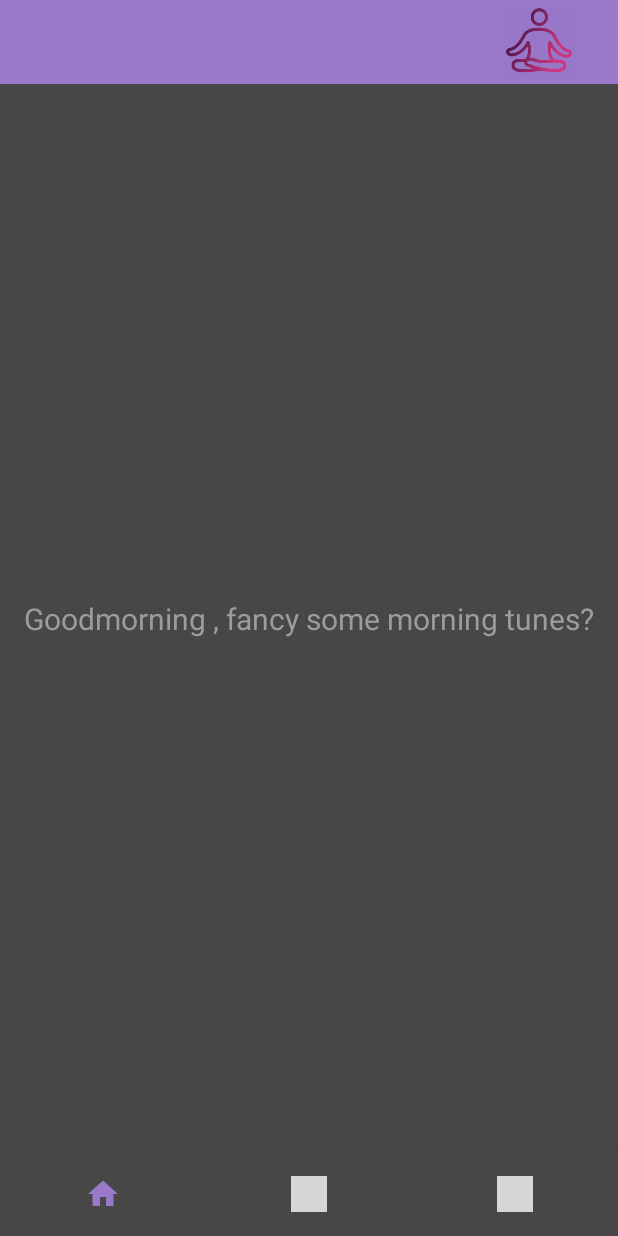
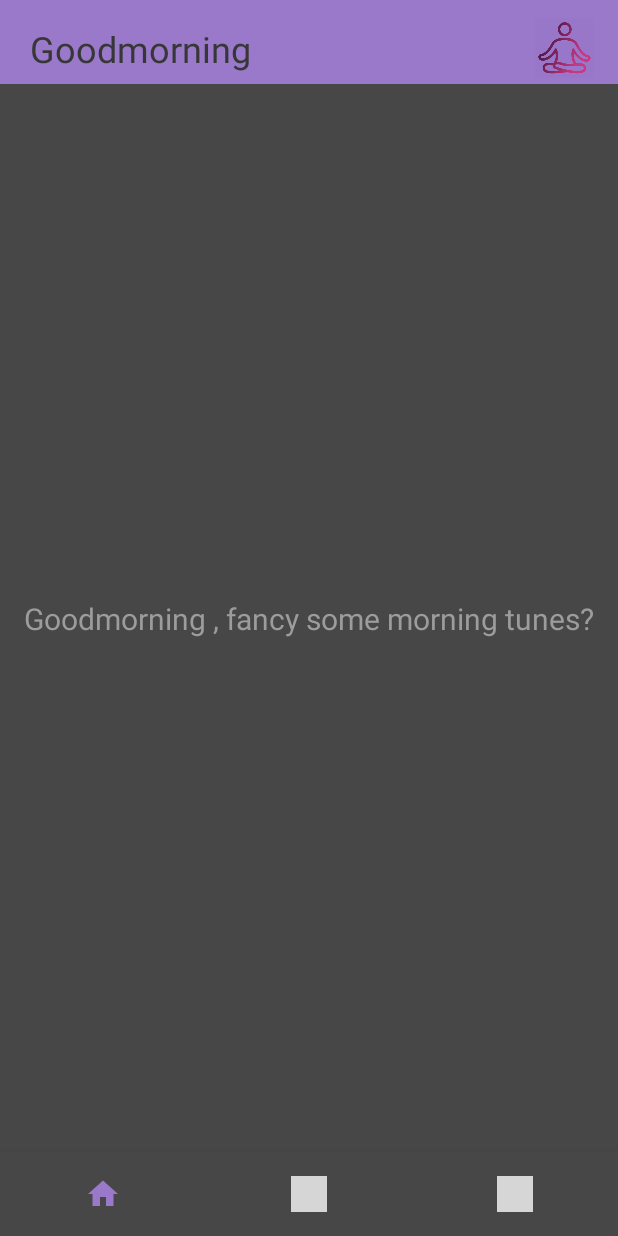
Before and after one commit to cskri/MEDITATIVE, an Android app: the HomeActivity screen opened directly, with no data from a screen before it, on a phone screen of 412 x 824 dp. Run offline under Robolectric (Android 15) with nearby library versions, the phone set to English and light mode, and no system bars; our stand-ins replace navigation-ui; grey boxes are pictures that could not be loaded.

Commit message:
Home Activity

```diff
--- a/app/src/main/java/com/example/meditative/HomeActivity.java
+++ b/app/src/main/java/com/example/meditative/HomeActivity.java
@@ -1,25 +1,47 @@
 package com.example.meditative;
 
+import androidx.annotation.Nullable;
 import androidx.appcompat.app.AppCompatActivity;
 import androidx.appcompat.app.AppCompatDelegate;
+import androidx.lifecycle.Observer;
+import androidx.lifecycle.ViewModelProvider;
 import androidx.navigation.NavController;
 import androidx.navigation.Navigation;
 import androidx.navigation.ui.AppBarConfiguration;
 import androidx.navigation.ui.NavigationUI;
 
+import android.content.SharedPreferences;
 import android.os.Bundle;
 import android.view.Window;
+import android.widget.TextView;
 
+import com.example.meditative.ui.home.HomeViewModel;
 import com.google.android.material.bottomnavigation.BottomNavigationView;
 
+import java.util.Calendar;
+import java.util.Date;
+
 public class HomeActivity extends AppCompatActivity {
+    Date date = Calendar.getInstance().getTime();
 
 
     @Override
     protected void onCreate(Bundle savedInstanceState) {
         super.onCreate(savedInstanceState);
+        setContentView(R.layout.activity_home);
 
-        setContentView(R.layout.activity_home);
+        final TextView textView = (TextView) findViewById(R.id.nameView);
+        SharedPreferences pref = getApplication().getSharedPreferences("MyPref", 0);
+        if(date.getHours()<=12) {
+            textView.setText("Goodmorning " + pref.getString("UserName","User"));
+        }
+        else if (date.getHours()<=17){
+            textView.setText("Good Afternoon " + pref.getString("UserName","User"));
+        }
+        else if(date.getHours()<=24){
+            textView.setText("Good Evening " + pref.getString("UserName","User"));
+        }
+
         BottomNavigationView navView = findViewById(R.id.nav_view);
         // Passing each menu ID as a set of Ids because each
         // menu should be considered as top level destinations.
--- a/app/src/main/res/layout/activity_home.xml
+++ b/app/src/main/res/layout/activity_home.xml
@@ -45,10 +45,11 @@
     <ImageButton
         android:id="@+id/imageButton"
         style="@android:style/Widget.Holo.ImageButton"
-        android:layout_width="49dp"
-        android:layout_height="50dp"
-        android:layout_marginEnd="28dp"
+        android:layout_width="39dp"
+        android:layout_height="40dp"
+        android:layout_marginEnd="16dp"
         android:layout_marginBottom="4dp"
+        android:alpha="150"
         android:background="@color/cardview_shadow_end_color"
         android:scaleType="fitXY"
         app:layout_constraintBottom_toBottomOf="@+id/toolbar2"
@@ -57,4 +58,19 @@
         app:layout_constraintVertical_bias="1.0"
         app:srcCompat="@drawable/medi_icon" />
 
+    <TextView
+        android:id="@+id/nameView"
+        android:layout_width="wrap_content"
+        android:layout_height="wrap_content"
+        android:layout_marginTop="16dp"
+        android:layout_marginBottom="21dp"
+        android:textColor="#373737"
+        android:textSize="24sp"
+        app:layout_constraintBottom_toBottomOf="@+id/toolbar2"
+        app:layout_constraintEnd_toStartOf="@+id/imageButton"
+        app:layout_constraintHorizontal_bias="0.097"
+        app:layout_constraintStart_toStartOf="parent"
+        app:layout_constraintTop_toTopOf="@+id/toolbar2"
+        app:layout_constraintVertical_bias="0.0" />
+
 </androidx.constraintlayout.widget.ConstraintLayout>
```
